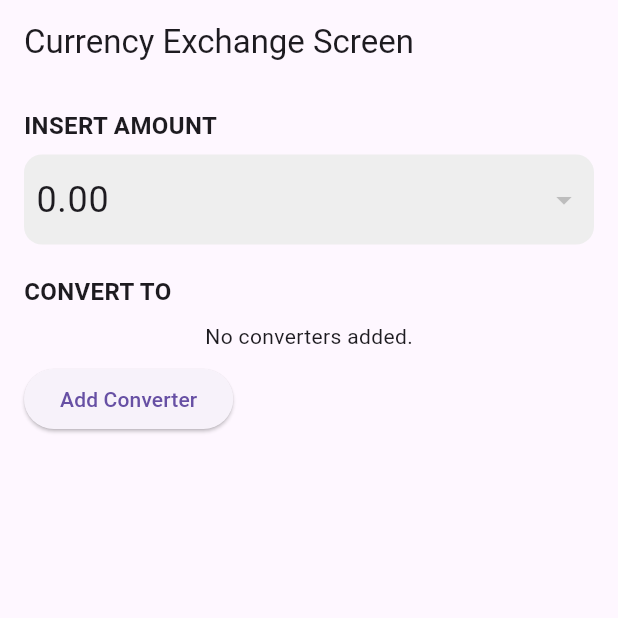
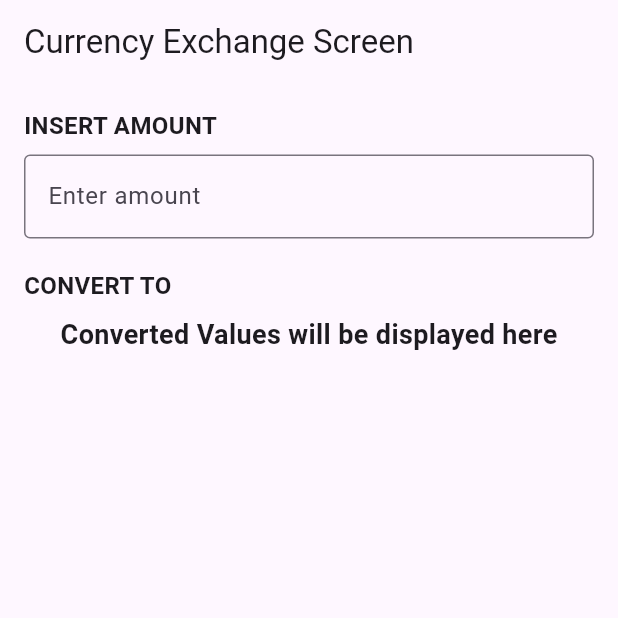
Before and after one commit to kodiidok/ccon, a Flutter app: the screen it shows after launch, on a phone screen of 412 x 824 dp, the top half of it. Run offline on Flutter 3.47's test engine with Material 3 defaults, Android fonts, the phone set to English and light mode, and no system bars; our stand-ins replace flutter_bloc.

Commit message:
fix: passed the value obtained from input to convert to widget

```diff
--- /dev/null
+++ b/lib/blocs/amount_cubit.dart
@@ -0,0 +1,21 @@
+import 'package:flutter/material.dart';
+import 'package:flutter_bloc/flutter_bloc.dart';
+
+@immutable
+abstract class AmountState {}
+
+class AmountInitial extends AmountState {}
+
+class AmountUpdated extends AmountState {
+  final String amount;
+
+  AmountUpdated(this.amount);
+}
+
+class AmountCubit extends Cubit<AmountState> {
+  AmountCubit() : super(AmountInitial());
+
+  void updateAmount(String amount) {
+    emit(AmountUpdated(amount));
+  }
+}
--- a/lib/blocs/converted_values_cubit.dart
+++ /dev/null
@@ -1,63 +0,0 @@
-import 'package:ccon/services/currency_service.dart';
-import 'package:equatable/equatable.dart';
-import 'package:flutter_bloc/flutter_bloc.dart';
-
-// Cubit State
-class ConvertedValuesState extends Equatable {
-  final List<String> convertedValues; // List to store converted value data
-  final String inputValue;
-
-  const ConvertedValuesState({
-    this.convertedValues = const [],
-    this.inputValue = '',
-  });
-
-  @override
-  List<Object> get props => [convertedValues, inputValue];
-}
-
-// Cubit for managing converted values
-class ConvertedValuesCubit extends Cubit<ConvertedValuesState> {
-  final CurrencyService _currencyService = CurrencyService();
-
-  ConvertedValuesCubit() : super(const ConvertedValuesState());
-
-  // Add a new converted value to the list
-  void addConvertedValue() {
-    emit(ConvertedValuesState(
-      convertedValues: [
-        ...state.convertedValues,
-        ''
-      ], // Empty string as placeholder
-    ));
-  }
-
-  // Remove a converted value at a specific index
-  void removeConvertedValue(int index) {
-    final updatedList = List<String>.from(state.convertedValues)
-      ..removeAt(index);
-    emit(ConvertedValuesState(convertedValues: updatedList));
-  }
-
-  // Update a specific converted value
-  void updateConvertedValue(int index, String value) {
-    final updatedList = List<String>.from(state.convertedValues);
-    updatedList[index] = value;
-    emit(ConvertedValuesState(convertedValues: updatedList));
-  }
-
-  // Update the input value and recalculate converted values
-  Future<void> updateInputValue(String fromCurrency, String inputValue) async {
-    print('updateInputValue called with fromCurrency: $fromCurrency, inputValue: $inputValue');
-    try {
-      emit(ConvertedValuesState(
-        convertedValues: state.convertedValues, // No change in converted values
-        inputValue: inputValue,
-      ));
-      print('Updated input value: $inputValue');
-    } catch (e) {
-      // Handle errors, such as network issues
-      print('Error fetching rates: $e');
-    }
-  }
-}
--- a/lib/blocs/currency_cubit.dart
+++ b/lib/blocs/currency_cubit.dart
@@ -1,42 +1,33 @@
 import 'package:ccon/services/currency_service.dart';
 import 'package:flutter_bloc/flutter_bloc.dart';
 
-class CurrencyExchangeCubit extends Cubit<String> {
+abstract class CurrencyState {}
+
+class CurrencyInitial extends CurrencyState {}
+
+class CurrencyLoaded extends CurrencyState {
+  final List<String> currencies;
+
+  CurrencyLoaded(this.currencies);
+}
+
+class CurrencyError extends CurrencyState {
+  final String message;
+
+  CurrencyError(this.message);
+}
+
+class CurrencyCubit extends Cubit<CurrencyState> {
   final CurrencyService _currencyService;
-  List<String> _currencies = [];
 
-  CurrencyExchangeCubit(this._currencyService) : super('USD') {
-    _loadCurrencies();
-  }
+  CurrencyCubit(this._currencyService) : super(CurrencyInitial());
 
-  List<String> get currencies => _currencies;
-
-  Future<void> selectCurrency(String currency) async {
-    if (_currencies.contains(currency)) {
-      emit(currency);
+  Future<void> fetchCurrencies() async {
+    try {
+      final currencies = await _currencyService.fetchCurrencies();
+      emit(CurrencyLoaded(currencies));
+    } catch (e) {
+      emit(CurrencyError(e.toString()));
     }
   }
-
-  Future<void> _loadCurrencies() async {
-    try {
-      _currencies = await _currencyService.fetchCurrencies();
-      emit(
-          state); // Ensure the current state is valid after fetching currencies
-    } catch (_) {
-      // Handle error
-    }
-  }
-
-  Future<void> nextCurrency() async {
-    final currentIndex = _currencies.indexOf(state);
-    final nextIndex = (currentIndex + 1) % _currencies.length;
-    emit(_currencies[nextIndex]);
-  }
-
-  Future<void> previousCurrency() async {
-    final currentIndex = _currencies.indexOf(state);
-    final prevIndex =
-        (currentIndex - 1 + _currencies.length) % _currencies.length;
-    emit(_currencies[prevIndex]);
-  }
 }
--- a/lib/blocs/currency_input_cubit.dart
+++ /dev/null
@@ -1,19 +0,0 @@
-import 'dart:async';
-import 'package:flutter_bloc/flutter_bloc.dart';
-
-class CurrencyInputCubit extends Cubit<String> {
-  Timer? _debounceTimer;
-
-  CurrencyInputCubit() : super('');
-
-  void updateInput(String input) {
-    // Cancel any previous timer
-    _debounceTimer?.cancel();
-
-    // Set a new timer for 1 second
-    _debounceTimer = Timer(const Duration(seconds: 1), () {
-      print('Timer fired with input: $input');
-      emit(input);
-    });
-  }
-}
--- a/lib/main.dart
+++ b/lib/main.dart
@@ -14,7 +14,7 @@ class CurrencyExchangeApp extends StatelessWidget {
   Widget build(BuildContext context) {
     return MaterialApp(
       home: BlocProvider(
-        create: (_) => CurrencyExchangeCubit(CurrencyService()),
+        create: (_) => CurrencyCubit(CurrencyService()),
         child: const CurrencyExchangeScreen(),
       ),
       // home: BlocProvider(
--- a/lib/screens/currency_exchange_screen.dart
+++ b/lib/screens/currency_exchange_screen.dart
@@ -1,30 +1,25 @@
-import 'package:ccon/blocs/converted_values_cubit.dart';
-import 'package:ccon/blocs/currency_input_cubit.dart';
+import 'package:ccon/blocs/amount_cubit.dart';
+import 'package:ccon/widgets/amount_input.dart';
 import 'package:ccon/widgets/converted_values.dart';
-import 'package:ccon/widgets/currency_input.dart'; // Update path if necessary
 import 'package:flutter/material.dart';
 import 'package:flutter_bloc/flutter_bloc.dart';
+
 
 class CurrencyExchangeScreen extends StatelessWidget {
   const CurrencyExchangeScreen({super.key});
 
   @override
   Widget build(BuildContext context) {
-    return Scaffold(
-      appBar: AppBar(
-        title: const Text('Currency Exchange Screen'),
-      ),
-      body: MultiBlocProvider(
-        providers: [
-          BlocProvider<CurrencyInputCubit>(
-            create: (context) => CurrencyInputCubit(),
-          ),
-          BlocProvider<ConvertedValuesCubit>(
-            create: (context) => ConvertedValuesCubit(),
-          ),
-        ],
-        child: const Padding(
-          padding: EdgeInsets.all(16.0),
+    final controller = TextEditingController();
+
+    return BlocProvider(
+      create: (_) => AmountCubit(),
+      child: Scaffold(
+        appBar: AppBar(
+          title: const Text('Currency Exchange Screen'),
+        ),
+        body: Padding(
+          padding: const EdgeInsets.all(16.0),
           child: Column(
             crossAxisAlignment: CrossAxisAlignment.start,
             children: [
@@ -36,7 +31,7 @@ class CurrencyExchangeScreen extends StatelessWidget {
                 ),
               ),
               SizedBox(height: 8),
-              CurrencyInputWidget(),
+              AmountInput(controller: controller),
               SizedBox(height: 20),
               Text(
                 'CONVERT TO',
@@ -46,7 +41,7 @@ class CurrencyExchangeScreen extends StatelessWidget {
                 ),
               ),
               SizedBox(height: 8),
-              ConvertedValuesWidget(), // This now uses the Cubit
+              ConvertedValues(), // This now uses the Cubit
             ],
           ),
         ),
--- a/lib/widgets/amount_input.dart
+++ b/lib/widgets/amount_input.dart
@@ -1,48 +1,29 @@
-import 'package:ccon/blocs/currency_cubit.dart';
-import 'package:ccon/blocs/currency_input_cubit.dart';
+import 'package:ccon/blocs/amount_cubit.dart';
 import 'package:flutter/material.dart';
 import 'package:flutter_bloc/flutter_bloc.dart';
 
-class AmountInputWidget extends StatelessWidget {
-  const AmountInputWidget({super.key});
+class AmountInput extends StatelessWidget {
+  final TextEditingController controller;
+  final String hintText;
+
+  const AmountInput({
+    Key? key,
+    required this.controller,
+    this.hintText = 'Enter amount',
+  }) : super(key: key);
 
   @override
   Widget build(BuildContext context) {
-    return BlocBuilder<CurrencyInputCubit, String>(
-      builder: (context, input) {
-        // Set default value if input is empty
-        final displayValue = input.isEmpty ? '0.00' : input;
-
-        return TextField(
-          // Initialize the TextEditingController with the display value
-          controller: TextEditingController(text: displayValue)
-            ..selection = TextSelection.collapsed(offset: displayValue.length),
-          decoration: const InputDecoration(
-            border: InputBorder.none, // Remove the border
-          ),
-          style: const TextStyle(
-            fontSize: 24.0, // Set the desired font size
-          ),
-          onChanged: (text) {
-            // Ensure the input value is updated in the cubit
-            context.read<CurrencyInputCubit>().updateInput(text);
-          },
-          onSubmitted: (submittedInput) {
-            final currencies = context.read<CurrencyExchangeCubit>().currencies;
-            if (currencies.contains(submittedInput.toUpperCase())) {
-              context
-                  .read<CurrencyExchangeCubit>()
-                  .selectCurrency(submittedInput.toUpperCase());
-              context.read<CurrencyInputCubit>().updateInput('');
-            } else {
-              ScaffoldMessenger.of(context).showSnackBar(
-                const SnackBar(
-                  content: Text('Invalid currency code'),
-                ),
-              );
-            }
-          },
-        );
+    return TextField(
+      controller: controller,
+      keyboardType: TextInputType.numberWithOptions(decimal: true),
+      decoration: InputDecoration(
+        border: OutlineInputBorder(),
+        labelText: hintText,
+      ),
+      onChanged: (value) {
+        // Notify the Cubit of the new amount
+        context.read<AmountCubit>().updateAmount(value);
       },
     );
   }
--- a/lib/widgets/converted_values.dart
+++ b/lib/widgets/converted_values.dart
@@ -1,87 +1,30 @@
-import 'package:ccon/blocs/converted_values_cubit.dart';
-import 'package:ccon/blocs/currency_cubit.dart';
-import 'package:ccon/blocs/currency_input_cubit.dart';
-import 'package:ccon/services/currency_service.dart';
-import 'package:ccon/widgets/converted_value.dart';
+import 'package:ccon/blocs/amount_cubit.dart';
 import 'package:flutter/material.dart';
 import 'package:flutter_bloc/flutter_bloc.dart';
 
-class ConvertedValuesWidget extends StatelessWidget {
-  const ConvertedValuesWidget({super.key});
+class ConvertedValues extends StatelessWidget {
+  const ConvertedValues({Key? key}) : super(key: key);
 
   @override
   Widget build(BuildContext context) {
-    return MultiBlocProvider(
-      providers: [
-        BlocProvider<CurrencyInputCubit>(
-          create: (context) => CurrencyInputCubit(),
-        ),
-        BlocProvider<ConvertedValuesCubit>(
-          create: (context) => ConvertedValuesCubit(),
-        ),
-        BlocProvider<CurrencyExchangeCubit>( // Added CurrencyExchangeCubit provider
-          create: (context) => CurrencyExchangeCubit(CurrencyService()),
-        ),
-      ],
-      child: MultiBlocListener(
-        listeners: [
-          BlocListener<CurrencyInputCubit, String>(
-            listener: (context, inputValue) {
-              final fromCurrency = context.read<CurrencyExchangeCubit>().state;
-              print('Currency Recievd: $fromCurrency');
-              context
-                  .read<ConvertedValuesCubit>()
-                  .updateInputValue(fromCurrency, inputValue);
-            },
+    return BlocBuilder<AmountCubit, AmountState>(
+      builder: (context, state) {
+        String displayedAmount = 'Converted Values will be displayed here';
+
+        if (state is AmountUpdated) {
+          displayedAmount = 'Amount: ${state.amount}';
+        }
+
+        return Center(
+          child: Text(
+            displayedAmount,
+            style: TextStyle(
+              fontSize: 18,
+              fontWeight: FontWeight.bold,
+            ),
           ),
-        ],
-        child: BlocBuilder<ConvertedValuesCubit, ConvertedValuesState>(
-          builder: (context, state) {
-            return Column(
-              crossAxisAlignment: CrossAxisAlignment.start,
-              children: [
-                // Loop through converted values and create a row for each
-                // for (int i = 0; i < state.convertedValues.length; i++)
-                //   Padding(
-                //     padding: const EdgeInsets.only(bottom: 8.0),
-                //     child: Row(
-                //       mainAxisAlignment: MainAxisAlignment.spaceBetween,
-                //       children: [
-                //         Expanded(
-                //           flex: 3,
-                //           child: ConvertedValueWidget(
-                //             index: i,
-                //             initialValue: state.convertedValues[i],
-                //           ),
-                //         ),
-                //         const SizedBox(width: 16),
-                //         IconButton(
-                //           icon: const Icon(Icons.remove_circle, color: Colors.red),
-                //           onPressed: () {
-                //             context
-                //                 .read<ConvertedValuesCubit>()
-                //                 .removeConvertedValue(i);
-                //           },
-                //         ),
-                //       ],
-                //     ),
-                //   ),
-                if (state.convertedValues.isEmpty)
-                  const Center(
-                    child: Text('No converters added.'),
-                  ),
-                const SizedBox(height: 8),
-                ElevatedButton(
-                  onPressed: () {
-                    context.read<ConvertedValuesCubit>().addConvertedValue();
-                  },
-                  child: const Text('Add Converter'),
-                ),
-              ],
-            );
-          },
-        ),
-      ),
+        );
+      },
     );
   }
 }
--- a/lib/widgets/currency_input.dart
+++ /dev/null
@@ -1,36 +0,0 @@
-
-import 'package:ccon/widgets/amount_input.dart';
-import 'package:ccon/widgets/currency_selector.dart';
-import 'package:flutter/material.dart';
-
-class CurrencyInputWidget extends StatelessWidget {
-  const CurrencyInputWidget({super.key});
-
-  @override
-  Widget build(BuildContext context) {
-    return Container(
-      decoration: BoxDecoration(
-        color: Colors.grey[200], // Set your desired background color here
-        borderRadius: BorderRadius.circular(12.0), // Rounded corners
-      ),
-      padding: const EdgeInsets.symmetric(
-          horizontal: 8.0), // Adjust horizontal padding
-      height: 60, // Set a fixed height for the container
-      child: const Row(
-        mainAxisAlignment:
-            MainAxisAlignment.center, // Center content horizontally
-        crossAxisAlignment:
-            CrossAxisAlignment.center, // Align content vertically
-        children: [
-          // Text input field to enter currency code
-          Expanded(
-            child: AmountInputWidget(),
-          ),
-          SizedBox(width: 8), // Reduce spacing between widgets
-          // Dropdown button to select currency
-          CurrencySelectorWidget(),
-        ],
-      ),
-    );
-  }
-}
--- a/lib/widgets/currency_selector.dart
+++ /dev/null
@@ -1,34 +0,0 @@
-import 'package:ccon/blocs/currency_cubit.dart';
-import 'package:flutter/material.dart';
-import 'package:flutter_bloc/flutter_bloc.dart';
-
-class CurrencySelectorWidget extends StatelessWidget {
-  const CurrencySelectorWidget({super.key});
-
-  @override
-  Widget build(BuildContext context) {
-    return BlocBuilder<CurrencyExchangeCubit, String>(
-      builder: (context, state) {
-        final currencies = context.read<CurrencyExchangeCubit>().currencies;
-
-        return DropdownButton<String>(
-          value: state,
-          onChanged: (newCurrency) {
-            if (newCurrency != null) {
-              context.read<CurrencyExchangeCubit>().selectCurrency(newCurrency);
-            }
-          },
-          items: currencies.map((currency) {
-            return DropdownMenuItem<String>(
-              value: currency,
-              child: Text(currency),
-            );
-          }).toList(),
-          isExpanded: false, // Ensure it fits content width
-          elevation: 0, // Remove elevation for a flat dropdown
-          underline: const SizedBox.shrink(), // Remove the underline
-        );
-      },
-    );
-  }
-}
```
Also changed, not shown: lib/widgets/converted_value.dart (deleted, +0 -59 lines), lib/widgets/currency_display.dart (deleted, +0 -29 lines).
